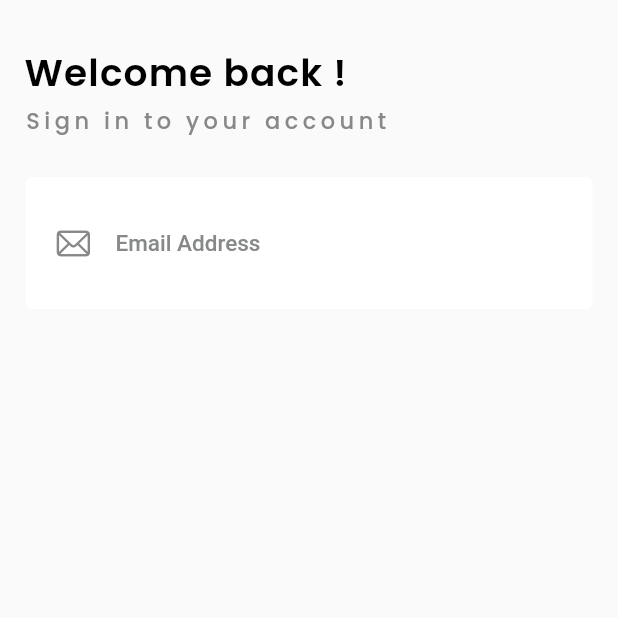
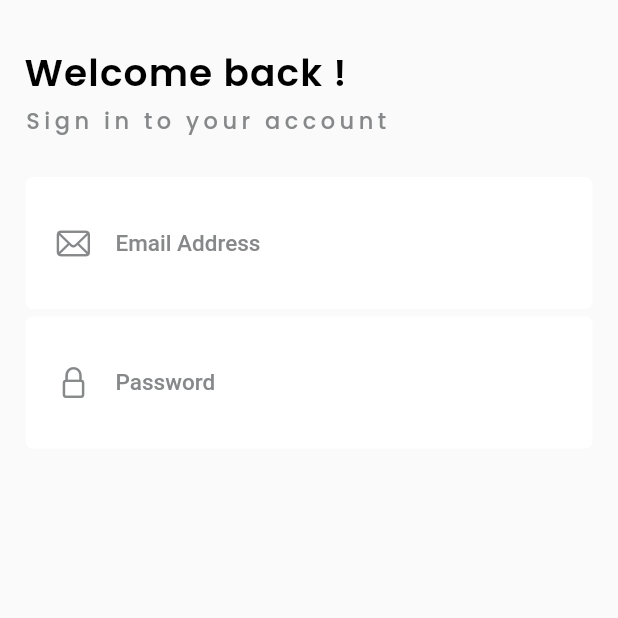
Before and after one commit to MArslan88/Big-Cart-Flutter, a Flutter app: the screen it shows after launch, on a phone screen of 412 x 824 dp, the top half of it. Run offline on Flutter 3.47's test engine with Material 2 defaults, Android fonts, the phone set to English and light mode, and no system bars; our stand-ins replace google_fonts.

Commit message:
password auth textfield

```diff
--- a/lib/screens/login/login_activity.dart
+++ b/lib/screens/login/login_activity.dart
@@ -1,5 +1,6 @@
 import 'package:big_cart/constants/asset_constants.dart';
 import 'package:big_cart/screens/login/login_form.dart';
+import 'package:big_cart/shared/styles.dart';
 import 'package:flutter/material.dart';
 
 class LoginActivity extends StatelessWidget {
--- a/lib/screens/login/login_form.dart
+++ b/lib/screens/login/login_form.dart
@@ -1,4 +1,5 @@
 import 'package:big_cart/widgets/email_authentication_field.dart';
+import 'package:big_cart/widgets/password_authentication_field.dart';
 import 'package:flutter/cupertino.dart';
 import 'package:flutter/material.dart';
 
@@ -10,6 +11,8 @@ class LoginForm extends StatelessWidget {
   @override
   Widget build(BuildContext context) {
     return Form(
+      child: Container(
+        color: appGreyLight,
         child: Column(
           crossAxisAlignment: CrossAxisAlignment.start,
           children: [
@@ -26,7 +29,9 @@ class LoginForm extends StatelessWidget {
             ),
             SizedBox(height: 21),
             const EmailAuthenticationField(placeholder: "Email Address"),
+            const PasswordAuthenticationField(placeholder: "Password"),
           ],
+        ),
       ),
     );
   }
--- a/lib/shared/styles.dart
+++ b/lib/shared/styles.dart
@@ -10,6 +10,7 @@ const Color appBlueColor = Color(0xFF407EC7);
 const Color appGreenSecondary = Color(0xFFAEDC81);
 const Color appGreySecondary = Color(0xFFEBEBEB);
 const Color appGreyDark = Color(0xFFB1B1B1);
+const Color appGreyLight = Color(0xF4F5F9);
 const Color appRedColor = Color(0xFFEF574B);
 
 // App TextStyles
--- /dev/null
+++ b/lib/widgets/password_authentication_field.dart
@@ -0,0 +1,37 @@
+import 'package:big_cart/constants/asset_constants.dart';
+import 'package:big_cart/shared/styles.dart';
+import 'package:flutter/cupertino.dart';
+import 'package:flutter/material.dart';
+
+class PasswordAuthenticationField extends StatelessWidget {
+  final String placeholder;
+
+  const PasswordAuthenticationField({required this.placeholder});
+
+  @override
+  Widget build(BuildContext context) {
+    return Container(
+      margin: const EdgeInsets.only(left: 17, right: 17, top: 5),
+      padding: const EdgeInsets.all(20),
+      decoration: BoxDecoration(
+        color: Colors.white,
+        borderRadius: BorderRadius.circular(5),
+      ),
+      child: TextField(
+        style: const TextStyle(color: Colors.white, fontSize: 15),
+        decoration: InputDecoration(
+            icon: const Icon(
+              CupertinoIcons.lock,
+              color: appGreyColor,
+            ),
+            hintText: placeholder,
+            hintStyle: const TextStyle(
+              color: appGreyColor,
+              fontSize: 15,
+              fontWeight: FontWeight.w500,
+            ),
+            border: InputBorder.none),
+      ),
+    );
+  }
+}
```
Lines whose indentation alone changed are shown as unchanged.
